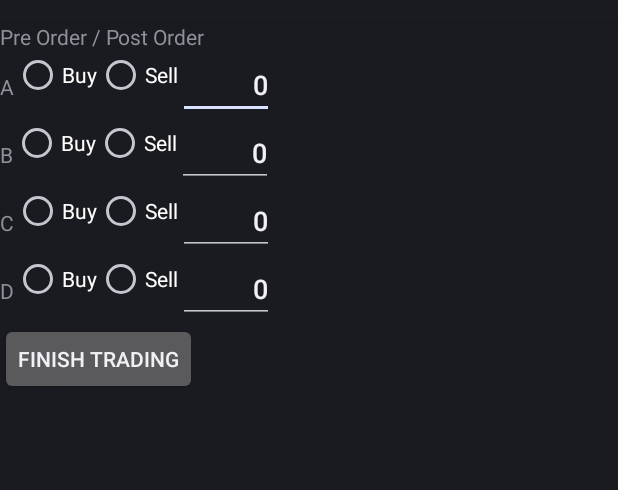
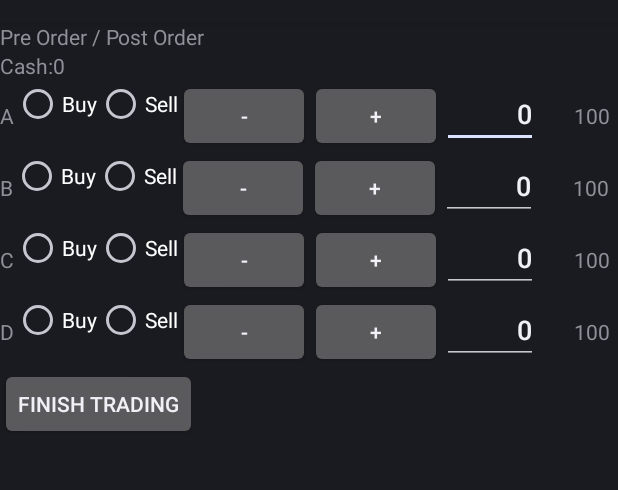
Before and after one commit to VelbazhdSoftwareLLC/Broker-1961-for-Android, an Android app: the GameActivity screen opened directly, with no data from a screen before it, in the options menu, after a tap on "Buy / Sell", on a phone screen of 412 x 824 dp, the part 62-552 px from its top. Run offline under Robolectric (Android 15) with nearby library versions, the light colour scheme and no system bars; 3 statements that could not run were skipped.

Commit message:
Some changes in buy/sell interface have been done.

```diff
--- a/app/src/main/java/eu/veldsoft/broker/BuySellActivity.java
+++ b/app/src/main/java/eu/veldsoft/broker/BuySellActivity.java
@@ -7,11 +7,18 @@ import android.view.View;
 import android.widget.Button;
 import android.widget.EditText;
 import android.widget.RadioButton;
+import android.widget.TextView;
+import android.widget.Toast;
 
 /**
  * Buy or sell shares of the companies.
  */
 public class BuySellActivity extends Activity {
+
+    /**
+     * Trading possibilities of the player - money, shares, prices.
+     */
+    private int possibilities[] = {};
 
     /**
      * {@inheritDoc}
@@ -59,4 +66,32 @@ public class BuySellActivity extends Activity {
             }
         });
     }
+
+
+    /**
+     * {@inheritDoc}
+     */
+    @Override
+    protected void onStart() {
+        super.onStart();
+
+        possibilities = getIntent().getIntArrayExtra("possibilities");
+
+        if (possibilities == null) {
+            Toast.makeText(BuySellActivity.this, R.string.incorrect_trading_information_text, Toast.LENGTH_LONG).show();
+            return;
+        }
+
+        ((TextView) findViewById(R.id.availableCash)).setText("" + possibilities[0]);
+
+        ((EditText) findViewById(R.id.aAmountNumber)).setText("" + possibilities[1]);
+        ((EditText) findViewById(R.id.bAmountNumber)).setText("" + possibilities[2]);
+        ((EditText) findViewById(R.id.cAmountNumber)).setText("" + possibilities[3]);
+        ((EditText) findViewById(R.id.dAmountNumber)).setText("" + possibilities[4]);
+
+        ((TextView) findViewById(R.id.aCurrentPrice)).setText("" + possibilities[5]);
+        ((TextView) findViewById(R.id.bCurrentPrice)).setText("" + possibilities[6]);
+        ((TextView) findViewById(R.id.cCurrentPrice)).setText("" + possibilities[7]);
+        ((TextView) findViewById(R.id.dCurrentPrice)).setText("" + possibilities[8]);
+    }
 }
--- a/app/src/main/java/eu/veldsoft/broker/GameActivity.java
+++ b/app/src/main/java/eu/veldsoft/broker/GameActivity.java
@@ -281,7 +281,7 @@ public class GameActivity extends Activity {
                 redraw();
                 break;
             case R.id.buy_sell:
-                startActivityForResult(new Intent(GameActivity.this, BuySellActivity.class), LAUNCH_BUY_SELL_ACTIVITY);
+                startActivityForResult((new Intent(GameActivity.this, BuySellActivity.class)).putExtra("possibilities", board.currentPlayerTradingPossibilities()), LAUNCH_BUY_SELL_ACTIVITY);
                 break;
             case R.id.play_card:
                 startActivityForResult((new Intent(GameActivity.this, PlayerCardsActivity.class)).putExtra("keys", board.currentPlayerCardsKyes()), LAUNCH_PLAY_CARD_ACTIVITY);
--- a/app/src/main/java/eu/veldsoft/broker/model/Board.java
+++ b/app/src/main/java/eu/veldsoft/broker/model/Board.java
@@ -617,4 +617,26 @@ public class Board {
 
         return result;
     }
+
+    /**
+     * Return trading possibilities of the current player.
+     *
+     * @return Array of integer values money, shares, prices.
+     */
+    public int[] currentPlayerTradingPossibilities() {
+        int possibilities[] = {0, 0, 0, 0, 0, 0, 0, 0, 0};
+
+        possibilities[0] = playing.money();
+
+        for (Share s : playing.shares()) {
+            possibilities[companies.indexOf(s.company()) + 1] = (Integer) possibilities[companies.indexOf(s.company()) + 1] + s.amount();
+        }
+
+        possibilities[5] = companies.get(0).price();
+        possibilities[6] = companies.get(1).price();
+        possibilities[7] = companies.get(2).price();
+        possibilities[8] = companies.get(3).price();
+
+        return possibilities;
+    }
 }
--- a/app/src/main/res/layout/activity_buy_sell.xml
+++ b/app/src/main/res/layout/activity_buy_sell.xml
@@ -15,6 +15,23 @@
             android:layout_width="match_parent"
             android:layout_height="wrap_content"
             android:text="Pre Order / Post Order" />
+
+        <LinearLayout
+            android:layout_width="wrap_content"
+            android:layout_height="wrap_content"
+            android:orientation="horizontal">
+
+            <TextView
+                android:layout_width="match_parent"
+                android:layout_height="wrap_content"
+                android:text="@string/cash_label" />
+
+            <TextView
+                android:id="@+id/availableCash"
+                android:layout_width="match_parent"
+                android:layout_height="wrap_content"
+                android:text="0" />
+        </LinearLayout>
 
         <LinearLayout
             android:layout_width="wrap_content"
@@ -44,8 +61,29 @@
                     android:text="Sell" />
             </RadioGroup>
 
+            <Button
+                android:id="@+id/aMinus"
+                android:layout_width="wrap_content"
+                android:layout_height="wrap_content"
+                android:text="-" />
+
+            <Button
+                android:id="@+id/aPlus"
+                android:layout_width="wrap_content"
+                android:layout_height="wrap_content"
+                android:text="+" />
+
             <EditText
                 android:id="@+id/aAmountNumber"
+                android:layout_width="match_parent"
+                android:layout_height="wrap_content"
+                android:ems="3"
+                android:text="0"
+                android:textAlignment="viewEnd"
+                android:inputType="number" />
+
+            <TextView
+                android:id="@+id/aCurrentPrice"
                 android:layout_width="match_parent"
                 android:layout_height="wrap_content"
                 android:ems="3"
@@ -82,8 +120,29 @@
                     android:text="Sell" />
             </RadioGroup>
 
+            <Button
+                android:id="@+id/bMinus"
+                android:layout_width="wrap_content"
+                android:layout_height="wrap_content"
+                android:text="-" />
+
+            <Button
+                android:id="@+id/bPlus"
+                android:layout_width="wrap_content"
+                android:layout_height="wrap_content"
+                android:text="+" />
+
             <EditText
                 android:id="@+id/bAmountNumber"
+                android:layout_width="match_parent"
+                android:layout_height="wrap_content"
+                android:ems="3"
+                android:text="0"
+                android:textAlignment="viewEnd"
+                android:inputType="number" />
+
+            <TextView
+                android:id="@+id/bCurrentPrice"
                 android:layout_width="match_parent"
                 android:layout_height="wrap_content"
                 android:ems="3"
@@ -120,8 +179,29 @@
                     android:text="Sell" />
             </RadioGroup>
 
+            <Button
+                android:id="@+id/cMinus"
+                android:layout_width="wrap_content"
+                android:layout_height="wrap_content"
+                android:text="-" />
+
+            <Button
+                android:id="@+id/cPlus"
+                android:layout_width="wrap_content"
+                android:layout_height="wrap_content"
+                android:text="+" />
+
             <EditText
                 android:id="@+id/cAmountNumber"
+                android:layout_width="match_parent"
+                android:layout_height="wrap_content"
+                android:ems="3"
+                android:text="0"
+                android:textAlignment="viewEnd"
+                android:inputType="number" />
+
+            <TextView
+                android:id="@+id/cCurrentPrice"
                 android:layout_width="match_parent"
                 android:layout_height="wrap_content"
                 android:ems="3"
@@ -158,8 +238,29 @@
                     android:text="Sell" />
             </RadioGroup>
 
+            <Button
+                android:id="@+id/dMinus"
+                android:layout_width="wrap_content"
+                android:layout_height="wrap_content"
+                android:text="-" />
+
+            <Button
+                android:id="@+id/dPlus"
+                android:layout_width="wrap_content"
+                android:layout_height="wrap_content"
+                android:text="+" />
+
             <EditText
                 android:id="@+id/dAmountNumber"
+                android:layout_width="match_parent"
+                android:layout_height="wrap_content"
+                android:ems="3"
+                android:text="0"
+                android:textAlignment="viewEnd"
+                android:inputType="number" />
+
+            <TextView
+                android:id="@+id/dCurrentPrice"
                 android:layout_width="match_parent"
                 android:layout_height="wrap_content"
                 android:ems="3"
--- a/app/src/main/res/values/strings.xml
+++ b/app/src/main/res/values/strings.xml
@@ -61,4 +61,6 @@ In Broker, players have the power to manipulate the market and buy and sell stoc
     <string name="wi_fi_peer_to_peer_is_not_supported_text">Wi-Fi peer-to-peer is not supported!</string>
     <string name="wi_fi_unknown_error_text">Wi-Fi unknown error!</string>
     <string name="host_connection_is_not_possible_text">Host connection is not possible!</string>
+    <string name="cash_label">Cash:</string>
+    <string name="incorrect_trading_information_text">Incorrect trading information!</string>
 </resources>
```
Also changed, not shown: 1 other file.
